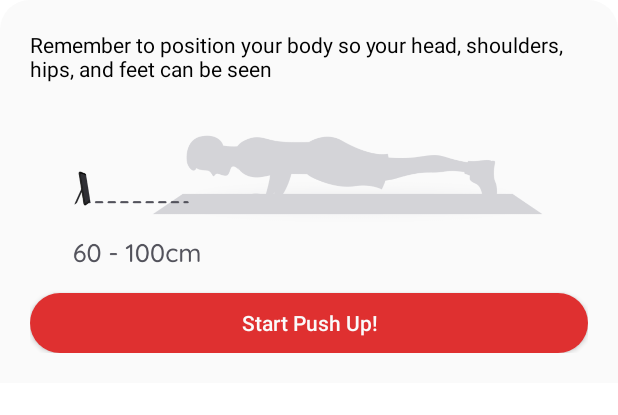
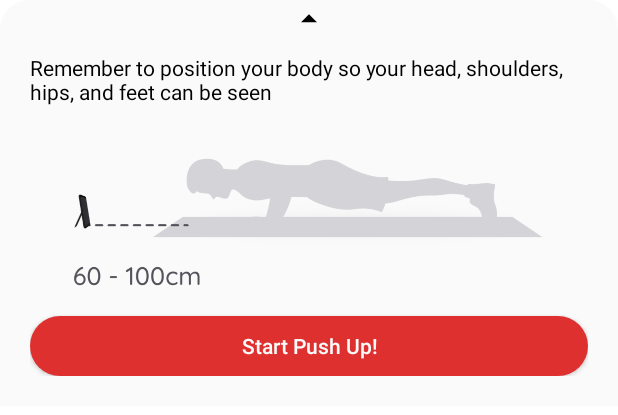
Before and after one commit to PLBU/PushUpDetector, an Android app: the layout bottomsheet_tutorial.xml on its own in the app's theme, with its tools: preview values and no code run, on a phone screen of 412 x 824 dp. Shown: the top 415 px of the screen. Run offline under Robolectric (Android 15) with nearby library versions, the phone set to English and light mode, and no system bars.

Commit message:
Add bottomsheet

```diff
--- a/app/build.gradle
+++ b/app/build.gradle
@@ -14,6 +14,10 @@ android {
         versionName "1.0"
 
         testInstrumentationRunner "androidx.test.runner.AndroidJUnitRunner"
+    }
+
+    buildFeatures {
+        viewBinding = true
     }
 
     buildTypes {
--- /dev/null
+++ b/app/src/main/res/drawable/ic_arrow_up.xml
@@ -0,0 +1,5 @@
+<vector android:height="24dp" android:tint="#000000"
+    android:viewportHeight="24" android:viewportWidth="24"
+    android:width="24dp" xmlns:android="http://schemas.android.com/apk/res/android">
+    <path android:fillColor="@android:color/white" android:pathData="M7,14l5,-5 5,5z"/>
+</vector>
--- a/app/src/main/res/layout/bottomsheet_tutorial.xml
+++ b/app/src/main/res/layout/bottomsheet_tutorial.xml
@@ -5,9 +5,18 @@
     android:layout_height="wrap_content"
     android:background="@drawable/bg_white_top_rounded"
     android:orientation="vertical"
-    android:padding="20dp">
+    android:paddingHorizontal="20dp"
+    android:paddingBottom="20dp"
+    app:layout_behavior="com.google.android.material.bottomsheet.BottomSheetBehavior">
+
+    <androidx.appcompat.widget.AppCompatImageView
+        android:layout_width="25dp"
+        android:layout_height="25dp"
+        android:layout_gravity="center"
+        app:srcCompat="@drawable/ic_arrow_up" />
 
     <TextView
+        android:layout_marginTop="10dp"
         android:layout_width="wrap_content"
         android:layout_height="wrap_content"
         android:text="@string/positionHint"
@@ -19,8 +28,9 @@
         app:srcCompat="@drawable/img_tutorial_pushup" />
 
     <androidx.appcompat.widget.AppCompatButton
-        android:text="@string/startPushUp"
+        android:id="@+id/btnStart"
         style="@style/button"
         android:layout_width="match_parent"
-        android:layout_height="40dp"/>
+        android:layout_height="40dp"
+        android:text="@string/startPushUp" />
 </androidx.appcompat.widget.LinearLayoutCompat>
--- a/app/src/main/res/values/strings.xml
+++ b/app/src/main/res/values/strings.xml
@@ -4,4 +4,5 @@
     <string name="flip">Flip</string>
     <string name="positionHint">Remember to position your body so your head, shoulders, hips, and feet can be seen</string>
     <string name="startPushUp">Start Push Up!</string>
+    <string name="giveCameraAccess">Please give Camera Access to the App</string>
 </resources>
```
Also changed, not shown: app/src/main/java/com/example/pushupdetector/MainActivity.java (+89 -22 lines), app/src/main/res/layout/activity_main.xml (+37 -13 lines).
